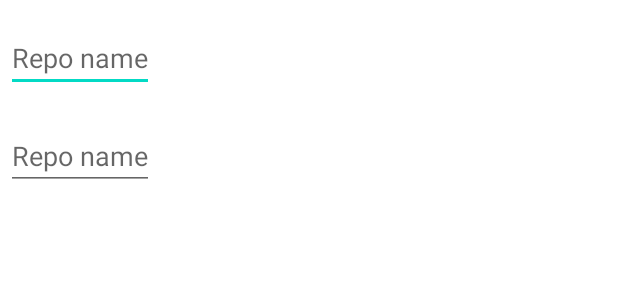
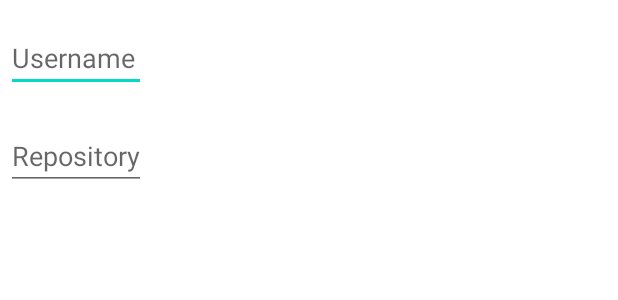
Before and after one commit to antonioolf/pdz, an Android app: the layout new_repo_dialog.xml on its own in the app's theme, with its tools: preview values and no code run, on a phone screen of 412 x 824 dp. Shown: the top 300 px of the screen. Run offline under Robolectric (Android 15) with nearby library versions, the phone set to English and light mode, and no system bars; network calls fail.

Commit message:
Adição e navegação entre repos funcional

```diff
--- a/app/src/main/java/com/oliveiralabs/pdz/models/Repo.kt
+++ b/app/src/main/java/com/oliveiralabs/pdz/models/Repo.kt
@@ -7,6 +7,6 @@ import androidx.room.PrimaryKey
 @Entity(tableName = "repo")
 data class Repo(
     @PrimaryKey val id: Int?,
-    @ColumnInfo(name = "name") val name: String?,
-    @ColumnInfo(name = "url") val url: String?
+    @ColumnInfo(name = "username") val username: String?,
+    @ColumnInfo(name = "repository") val repository: String?
 )
--- a/app/src/main/res/layout/new_repo_dialog.xml
+++ b/app/src/main/res/layout/new_repo_dialog.xml
@@ -5,7 +5,7 @@
     android:layout_height="wrap_content">
 
     <EditText
-        android:id="@+id/etRepoName"
+        android:id="@+id/etUsername"
         android:inputType="text"
         android:layout_width="match_parent"
         android:layout_height="wrap_content"
@@ -13,11 +13,11 @@
         android:layout_marginLeft="4dp"
         android:layout_marginRight="4dp"
         android:layout_marginBottom="4dp"
-        android:hint="@string/repo_name"
+        android:hint="@string/repo_username"
         android:autofillHints="Repo name" />
 
     <EditText
-        android:id="@+id/etRepoURL"
+        android:id="@+id/etRepository"
         android:inputType="textUri"
         android:layout_width="match_parent"
         android:layout_height="wrap_content"
@@ -25,7 +25,7 @@
         android:layout_marginLeft="4dp"
         android:layout_marginRight="4dp"
         android:layout_marginBottom="4dp"
-        android:hint="@string/repo_name"
+        android:hint="@string/repo_repository"
         android:autofillHints="Repo name" />
 
 </LinearLayout>
--- a/app/src/main/res/values/strings.xml
+++ b/app/src/main/res/values/strings.xml
@@ -1,9 +1,10 @@
 <resources>
     <string name="app_name">PDZ</string>
     <string name="add">Add</string>
-    <string name="repo_name">Repo name</string>
     <string name="cancel">Cancel</string>
     <string name="ok">OK</string>
     <string name="database_name">rit-portal-database</string>
+    <string name="repo_username">Username</string>
+    <string name="repo_repository">Repository</string>
 
 </resources>
```
Also changed, not shown: app/src/main/java/com/oliveiralabs/pdz/others/MainActivity.kt (+7 -19 lines), app/src/main/java/com/oliveiralabs/pdz/others/NewRepoDialog.kt (+5 -17 lines), app/src/main/java/com/oliveiralabs/pdz/others/RequestQueue.kt (deleted, +0 -13 lines).
